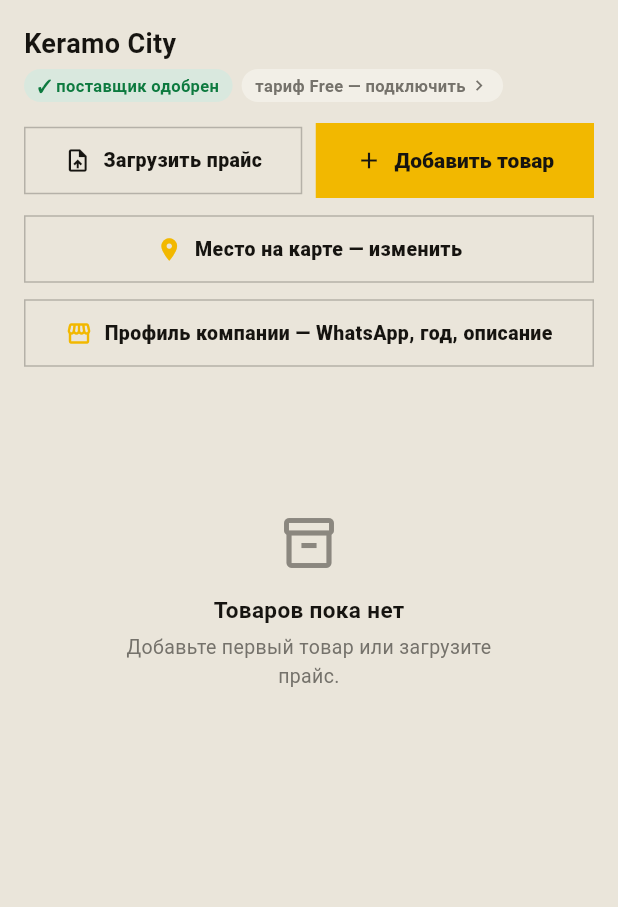
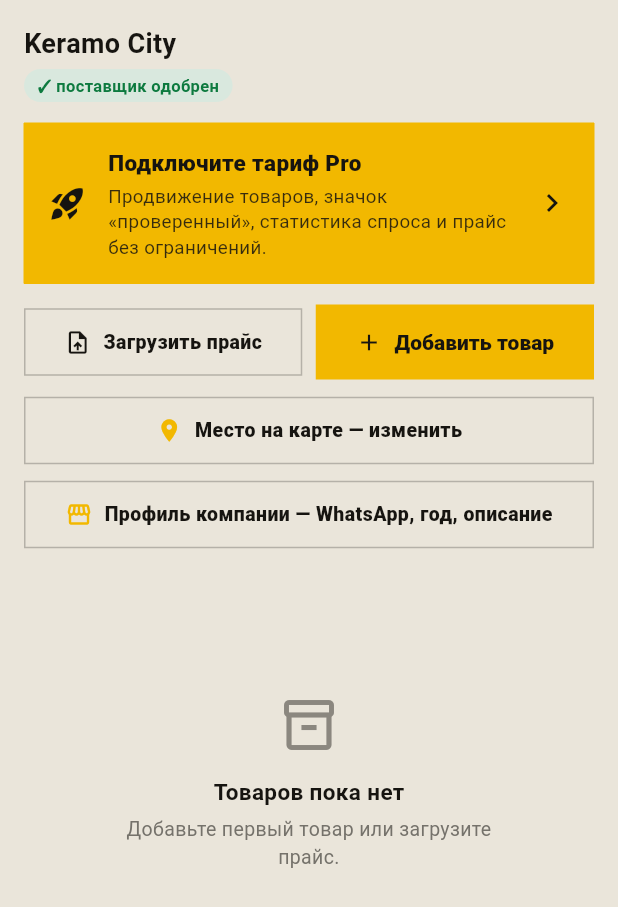
Before and after one commit to abelkz/-komplekt-app2, a Flutter app: the _CabinetBody widget shown alone on an empty page, opened directly with sample values from the repository, on a phone screen of 412 x 824 dp. Shown: the top 907 px of the screen. Run offline on Flutter 3.47's test engine with Material 3 defaults, Android fonts, the phone set to English and light mode, and no system bars; our stand-ins replace cached_network_image, file_picker, firebase_core, firebase_messaging, flutter_dotenv, flutter_local_notifications and 14 more; missing offline and left inert: excel; accounts and stored records are empty; network calls fail; Roboto replaces fonts that are missing (Golos Text).

Commit message:
Тариф Pro поставщика — заметный баннер вместо крохотной плашки
Раньше тариф был маленькой плашкой среди бейджей, его не замечали.
Теперь под шапкой кабинета — крупный баннер: без тарифа яркий призыв
с выгодами, с тарифом — спокойный статус и дата окончания. Ведёт на
экран оформления.

Co-Authored-By: Claude Opus 4.8 <noreply@anthropic.com>

```diff
--- a/lib/features/supplier_cabinet/presentation/supplier_cabinet_screen.dart
+++ b/lib/features/supplier_cabinet/presentation/supplier_cabinet_screen.dart
@@ -292,38 +292,6 @@ class _CabinetBody extends ConsumerWidget {
                                     fontWeight: FontWeight.w700,
                                     color: c.green)),
                           ),
-                        // Плашка тарифа открывает описание и оформление
-                        InkWell(
-                          borderRadius: BorderRadius.circular(999),
-                          onTap: () => context.push(Routes.plans(
-                              forSupplier: true, supplierId: company.id)),
-                          child: Container(
-                            padding: const EdgeInsets.symmetric(
-                                horizontal: 9, vertical: 3),
-                            decoration: BoxDecoration(
-                                color: company.isPro ? c.orangeSoft : c.field,
-                                borderRadius: BorderRadius.circular(999)),
-                            child: Row(
-                              mainAxisSize: MainAxisSize.min,
-                              children: [
-                                Text(
-                                    company.isPro
-                                        ? '★ тариф Pro'
-                                        : 'тариф Free — подключить',
-                                    style: TextStyle(
-                                        fontSize: 11,
-                                        fontWeight: FontWeight.w700,
-                                        color: company.isPro
-                                            ? c.orange
-                                            : c.gray)),
-                                const SizedBox(width: 2),
-                                Icon(Icons.chevron_right,
-                                    size: 14,
-                                    color: company.isPro ? c.orange : c.gray),
-                              ],
-                            ),
-                          ),
-                        ),
                       ],
                     ),
                   ],
@@ -331,6 +299,9 @@ class _CabinetBody extends ConsumerWidget {
               ),
             ],
           ),
+          const SizedBox(height: 14),
+          // Заметный баннер тарифа Pro — раньше был крохотной плашкой
+          _SupplierProBanner(company: company),
           const SizedBox(height: 14),
           Row(
             children: [
@@ -423,3 +394,76 @@ class _CabinetBody extends ConsumerWidget {
     );
   }
 }
+
+/// Заметный баннер тарифа Pro для поставщика.
+/// Без тарифа — яркий призыв с выгодами; с тарифом — спокойный статус.
+class _SupplierProBanner extends StatelessWidget {
+  const _SupplierProBanner({required this.company});
+  final Supplier company;
+
+  @override
+  Widget build(BuildContext context) {
+    final c = context.colors;
+    final pro = company.isPro;
+
+    return InkWell(
+      borderRadius: BorderRadius.circular(AppRadii.md),
+      onTap: () => context.push(
+          Routes.plans(forSupplier: true, supplierId: company.id)),
+      child: Container(
+        padding: const EdgeInsets.all(16),
+        decoration: BoxDecoration(
+          // Без тарифа — заливка акцентом, чтобы бросалось в глаза
+          color: pro ? c.orangeSoft : c.orange,
+          borderRadius: BorderRadius.circular(AppRadii.md),
+          border: Border.all(color: c.orange, width: pro ? 1 : 0),
+        ),
+        child: Row(
+          children: [
+            Icon(pro ? Icons.workspace_premium : Icons.rocket_launch,
+                color: pro ? c.orange : AppColors.brandInk, size: 26),
+            const SizedBox(width: 14),
+            Expanded(
+              child: Column(
+                crossAxisAlignment: CrossAxisAlignment.start,
+                children: [
+                  Text(
+                    pro ? 'Тариф Pro подключён' : 'Подключите тариф Pro',
+                    style: TextStyle(
+                        fontSize: 15,
+                        fontWeight: FontWeight.w800,
+                        color: pro ? c.orange : AppColors.brandInk),
+                  ),
+                  const SizedBox(height: 3),
+                  Text(
+                    pro
+                        ? _untilText(company.planUntil)
+                        : 'Продвижение товаров, значок «проверенный», '
+                            'статистика спроса и прайс без ограничений.',
+                    style: TextStyle(
+                        fontSize: 12.5,
+                        height: 1.35,
+                        color: pro
+                            ? c.gray
+                            : AppColors.brandInk.withOpacity(0.85)),
+                  ),
+                ],
+              ),
+            ),
+            const SizedBox(width: 8),
+            Icon(Icons.chevron_right,
+                color: pro ? c.orange : AppColors.brandInk),
+          ],
+        ),
+      ),
+    );
+  }
+
+  static String _untilText(DateTime? until) {
+    if (until == null) return 'Действует бессрочно.';
+    final d = until.toLocal();
+    final dd = d.day.toString().padLeft(2, '0');
+    final mm = d.month.toString().padLeft(2, '0');
+    return 'Действует до $dd.$mm.${d.year}. Нажмите, чтобы продлить.';
+  }
+}
```
